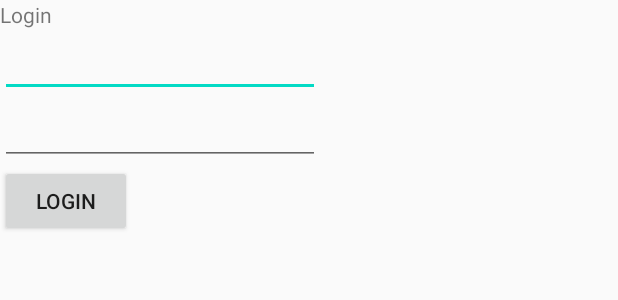
After one commit to DamianSauren/ETransitAndroid, an Android app: the layout activity_login.xml on its own in the app's theme, with its tools: preview values and no code run, on a phone screen of 412 x 824 dp. The commit adds this screen. Shown: the top 300 px of the screen. Run offline under Robolectric (Android 15) with nearby library versions, the phone set to English and light mode, and no system bars.

Commit message:
Implemented firebase, added user authentication, login and register

```diff
--- a/app/src/main/AndroidManifest.xml
+++ b/app/src/main/AndroidManifest.xml
@@ -13,14 +13,16 @@
         android:supportsRtl="true"
         android:theme="@style/AppTheme">
         <activity
-            android:name=".MainActivity"
+            android:name=".StartActivity"
             android:label="@string/app_name"
             android:theme="@style/AppTheme.NoActionBar">
             <intent-filter>
                 <action android:name="android.intent.action.MAIN" />
-
                 <category android:name="android.intent.category.LAUNCHER" />
             </intent-filter>
+        </activity>
+        <activity
+            android:name=".MainActivity">
         </activity>
     </application>
 
--- a/app/src/main/java/com/example/etransportandroid/data/DataBase.kt
+++ b/app/src/main/java/com/example/etransportandroid/data/DataBase.kt
@@ -1,10 +1,6 @@
 package com.example.etransportandroid.data
 
 import android.util.Log
-import org.jetbrains.exposed.dao.IntEntity
-import org.jetbrains.exposed.dao.IntEntityClass
-import org.jetbrains.exposed.dao.id.EntityID
-import org.jetbrains.exposed.dao.id.IntIdTable
 import org.jetbrains.exposed.sql.*
 import org.jetbrains.exposed.sql.transactions.transaction
 
--- /dev/null
+++ b/app/src/main/res/layout/activity_login.xml
@@ -0,0 +1,42 @@
+<?xml version="1.0" encoding="utf-8"?>
+<androidx.constraintlayout.widget.ConstraintLayout
+    xmlns:android="http://schemas.android.com/apk/res/android"
+    xmlns:app="http://schemas.android.com/apk/res-auto"
+    xmlns:tools="http://schemas.android.com/tools"
+    android:layout_width="match_parent"
+    android:layout_height="match_parent">
+
+    <TextView
+        android:id="@+id/textView2"
+        android:layout_width="wrap_content"
+        android:layout_height="wrap_content"
+        android:text="Login"
+        app:layout_constraintStart_toStartOf="parent"
+        app:layout_constraintTop_toTopOf="parent" />
+
+    <EditText
+        android:id="@+id/email_login_edittext"
+        android:layout_width="wrap_content"
+        android:layout_height="wrap_content"
+        android:ems="10"
+        android:inputType="textEmailAddress"
+        app:layout_constraintStart_toStartOf="parent"
+        app:layout_constraintTop_toBottomOf="@+id/textView2" />
+
+    <EditText
+        android:id="@+id/password_login_edittext"
+        android:layout_width="wrap_content"
+        android:layout_height="wrap_content"
+        android:ems="10"
+        android:inputType="textPassword"
+        app:layout_constraintStart_toStartOf="parent"
+        app:layout_constraintTop_toBottomOf="@+id/email_login_edittext" />
+
+    <Button
+        android:id="@+id/login_button"
+        android:layout_width="wrap_content"
+        android:layout_height="wrap_content"
+        android:text="LOGIN"
+        app:layout_constraintStart_toStartOf="parent"
+        app:layout_constraintTop_toBottomOf="@+id/password_login_edittext" />
+</androidx.constraintlayout.widget.ConstraintLayout>
--- a/build.gradle
+++ b/build.gradle
@@ -8,6 +8,7 @@ buildscript {
     dependencies {
         classpath 'com.android.tools.build:gradle:4.1.0'
         classpath "org.jetbrains.kotlin:kotlin-gradle-plugin:$kotlin_version"
+        classpath 'com.google.gms:google-services:4.3.4'
 
         // NOTE: Do not place your application dependencies here; they belong
         // in the individual module build.gradle files
```
Also changed, not shown: app/build.gradle (+9 -0 lines), app/src/main/java/com/example/etransportandroid/MainActivity.kt (+4 -6 lines), app/src/main/java/com/example/etransportandroid/StartActivity.kt (added, +91 -0 lines), 1 other file.
